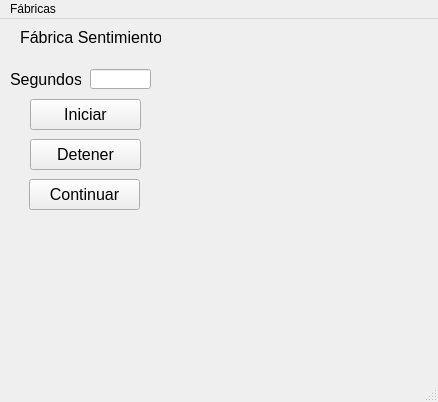
The window that FabricaBebes/mainwindow.ui (mau-arrieta244/Proyecto_ED_BabiesFactory) describes before a commit, drawn with Qt 5.
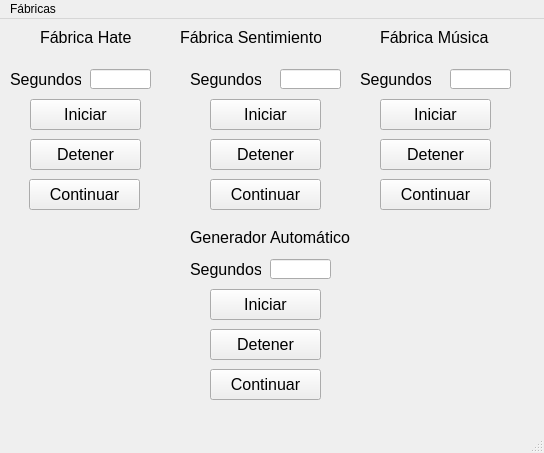
The same window after the commit.

Commit message: Fabricas y generador Final

```diff
--- a/FabricaBebes/mainwindow.ui
+++ b/FabricaBebes/mainwindow.ui
@@ -6,8 +6,8 @@
    <rect>
     <x>0</x>
     <y>0</y>
-    <width>438</width>
-    <height>402</height>
+    <width>544</width>
+    <height>453</height>
    </rect>
   </property>
   <property name="windowTitle">
@@ -89,9 +89,9 @@
    <widget class="QLabel" name="labelFabricaSentimiento">
     <property name="geometry">
      <rect>
-      <x>20</x>
+      <x>40</x>
       <y>10</y>
-      <width>141</width>
+      <width>91</width>
       <height>16</height>
      </rect>
     </property>
@@ -101,7 +101,7 @@
      </font>
     </property>
     <property name="text">
-     <string>Fábrica Sentimiento</string>
+     <string>Fábrica Hate</string>
     </property>
    </widget>
    <widget class="QLabel" name="labelSentimiento">
@@ -158,13 +158,337 @@
      <string>Continuar</string>
     </property>
    </widget>
+   <widget class="QLabel" name="labelSentimiento_2">
+    <property name="geometry">
+     <rect>
+      <x>180</x>
+      <y>10</y>
+      <width>141</width>
+      <height>16</height>
+     </rect>
+    </property>
+    <property name="font">
+     <font>
+      <pointsize>12</pointsize>
+     </font>
+    </property>
+    <property name="text">
+     <string>Fábrica Sentimiento</string>
+    </property>
+   </widget>
+   <widget class="QLabel" name="label_12">
+    <property name="geometry">
+     <rect>
+      <x>190</x>
+      <y>50</y>
+      <width>71</width>
+      <height>21</height>
+     </rect>
+    </property>
+    <property name="font">
+     <font>
+      <pointsize>12</pointsize>
+     </font>
+    </property>
+    <property name="text">
+     <string>Segundos</string>
+    </property>
+   </widget>
+   <widget class="QLineEdit" name="cajaSegundos_2">
+    <property name="geometry">
+     <rect>
+      <x>280</x>
+      <y>50</y>
+      <width>61</width>
+      <height>20</height>
+     </rect>
+    </property>
+    <property name="font">
+     <font>
+      <pointsize>10</pointsize>
+     </font>
+    </property>
+    <property name="text">
+     <string/>
+    </property>
+   </widget>
+   <widget class="QPushButton" name="botonIniciarSentimiento">
+    <property name="geometry">
+     <rect>
+      <x>210</x>
+      <y>80</y>
+      <width>111</width>
+      <height>31</height>
+     </rect>
+    </property>
+    <property name="font">
+     <font>
+      <pointsize>12</pointsize>
+     </font>
+    </property>
+    <property name="text">
+     <string>Iniciar</string>
+    </property>
+   </widget>
+   <widget class="QPushButton" name="botonDetenerSentimiento">
+    <property name="geometry">
+     <rect>
+      <x>210</x>
+      <y>120</y>
+      <width>111</width>
+      <height>31</height>
+     </rect>
+    </property>
+    <property name="font">
+     <font>
+      <pointsize>12</pointsize>
+     </font>
+    </property>
+    <property name="text">
+     <string>Detener</string>
+    </property>
+   </widget>
+   <widget class="QPushButton" name="botonContinuarSentimiento">
+    <property name="geometry">
+     <rect>
+      <x>210</x>
+      <y>160</y>
+      <width>111</width>
+      <height>31</height>
+     </rect>
+    </property>
+    <property name="font">
+     <font>
+      <pointsize>12</pointsize>
+     </font>
+    </property>
+    <property name="text">
+     <string>Continuar</string>
+    </property>
+   </widget>
+   <widget class="QLabel" name="labelSentimiento_3">
+    <property name="geometry">
+     <rect>
+      <x>380</x>
+      <y>10</y>
+      <width>111</width>
+      <height>16</height>
+     </rect>
+    </property>
+    <property name="font">
+     <font>
+      <pointsize>12</pointsize>
+     </font>
+    </property>
+    <property name="text">
+     <string>Fábrica Música</string>
+    </property>
+   </widget>
+   <widget class="QLabel" name="label_13">
+    <property name="geometry">
+     <rect>
+      <x>360</x>
+      <y>50</y>
+      <width>71</width>
+      <height>21</height>
+     </rect>
+    </property>
+    <property name="font">
+     <font>
+      <pointsize>12</pointsize>
+     </font>
+    </property>
+    <property name="text">
+     <string>Segundos</string>
+    </property>
+   </widget>
+   <widget class="QLineEdit" name="cajaSegundos_3">
+    <property name="geometry">
+     <rect>
+      <x>450</x>
+      <y>50</y>
+      <width>61</width>
+      <height>20</height>
+     </rect>
+    </property>
+    <property name="font">
+     <font>
+      <pointsize>10</pointsize>
+     </font>
+    </property>
+    <property name="text">
+     <string/>
+    </property>
+   </widget>
+   <widget class="QPushButton" name="botonIniciarMusica">
+    <property name="geometry">
+     <rect>
+      <x>380</x>
+      <y>80</y>
+      <width>111</width>
+      <height>31</height>
+     </rect>
+    </property>
+    <property name="font">
+     <font>
+      <pointsize>12</pointsize>
+     </font>
+    </property>
+    <property name="text">
+     <string>Iniciar</string>
+    </property>
+   </widget>
+   <widget class="QPushButton" name="botonDetenerMusica">
+    <property name="geometry">
+     <rect>
+      <x>380</x>
+      <y>120</y>
+      <width>111</width>
+      <height>31</height>
+     </rect>
+    </property>
+    <property name="font">
+     <font>
+      <pointsize>12</pointsize>
+     </font>
+    </property>
+    <property name="text">
+     <string>Detener</string>
+    </property>
+   </widget>
+   <widget class="QPushButton" name="botonContinuarMusica">
+    <property name="geometry">
+     <rect>
+      <x>380</x>
+      <y>160</y>
+      <width>111</width>
+      <height>31</height>
+     </rect>
+    </property>
+    <property name="font">
+     <font>
+      <pointsize>12</pointsize>
+     </font>
+    </property>
+    <property name="text">
+     <string>Continuar</string>
+    </property>
+   </widget>
+   <widget class="QLabel" name="labelSentimiento_4">
+    <property name="geometry">
+     <rect>
+      <x>190</x>
+      <y>210</y>
+      <width>171</width>
+      <height>16</height>
+     </rect>
+    </property>
+    <property name="font">
+     <font>
+      <pointsize>12</pointsize>
+     </font>
+    </property>
+    <property name="text">
+     <string>Generador Automático</string>
+    </property>
+   </widget>
+   <widget class="QLabel" name="label_14">
+    <property name="geometry">
+     <rect>
+      <x>190</x>
+      <y>240</y>
+      <width>71</width>
+      <height>21</height>
+     </rect>
+    </property>
+    <property name="font">
+     <font>
+      <pointsize>12</pointsize>
+     </font>
+    </property>
+    <property name="text">
+     <string>Segundos</string>
+    </property>
+   </widget>
+   <widget class="QPushButton" name="botonIniciarGenerador">
+    <property name="geometry">
+     <rect>
+      <x>210</x>
+      <y>270</y>
+      <width>111</width>
+      <height>31</height>
+     </rect>
+    </property>
+    <property name="font">
+     <font>
+      <pointsize>12</pointsize>
+     </font>
+    </property>
+    <property name="text">
+     <string>Iniciar</string>
+    </property>
+   </widget>
+   <widget class="QPushButton" name="botonDetenerGenerador">
+    <property name="geometry">
+     <rect>
+      <x>210</x>
+      <y>310</y>
+      <width>111</width>
+      <height>31</height>
+     </rect>
+    </property>
+    <property name="font">
+     <font>
+      <pointsize>12</pointsize>
+     </font>
+    </property>
+    <property name="text">
+     <string>Detener</string>
+    </property>
+   </widget>
+   <widget class="QPushButton" name="botonContinuarGenerador">
+    <property name="geometry">
+     <rect>
+      <x>210</x>
+      <y>350</y>
+      <width>111</width>
+      <height>31</height>
+     </rect>
+    </property>
+    <property name="font">
+     <font>
+      <pointsize>12</pointsize>
+     </font>
+    </property>
+    <property name="text">
+     <string>Continuar</string>
+    </property>
+   </widget>
+   <widget class="QLineEdit" name="cajaSegundos_4">
+    <property name="geometry">
+     <rect>
+      <x>270</x>
+      <y>240</y>
+      <width>61</width>
+      <height>20</height>
+     </rect>
+    </property>
+    <property name="font">
+     <font>
+      <pointsize>10</pointsize>
+     </font>
+    </property>
+    <property name="text">
+     <string/>
+    </property>
+   </widget>
   </widget>
   <widget class="QMenuBar" name="menubar">
    <property name="geometry">
     <rect>
      <x>0</x>
      <y>0</y>
-     <width>438</width>
+     <width>544</width>
      <height>20</height>
     </rect>
    </property>
```
Left out of the diff: 8 changed lines with no effect on the pictures. The commit also changes 14 other files.
